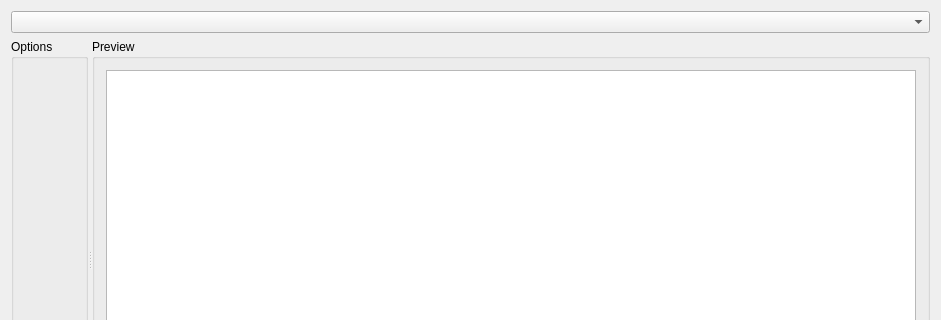
Before: the Qt Designer form CodeCreator/CodeCreator.ui in Ulle84/UllesSourceCode, drawn with Qt 5; both pictures show x 0 to 941 and y 0 to 320 of the 941 by 546 pixel window.
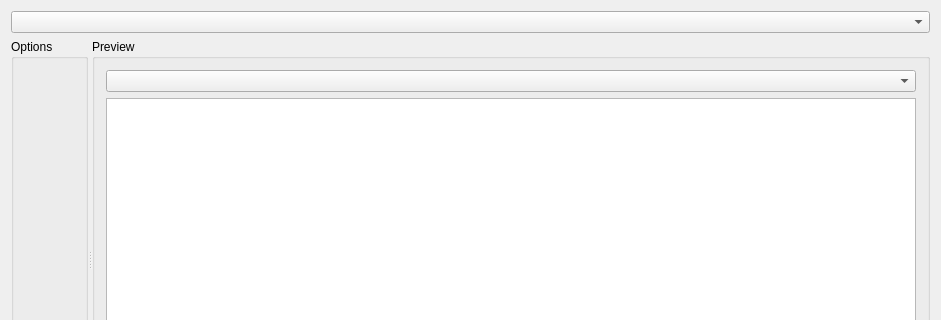
After: the same form once the commit is applied.

Commit message: + Preview-Area -> ComboBox on top with selection of files

```diff
--- a/CodeCreator/CodeCreator.ui
+++ b/CodeCreator/CodeCreator.ui
@@ -77,6 +77,9 @@
        <string>Preview</string>
       </property>
       <layout class="QVBoxLayout" name="verticalLayout_3">
+       <item>
+        <widget class="QComboBox" name="comboBoxPreview"/>
+       </item>
        <item>
         <widget class="QPlainTextEdit" name="plainTextEditPreview">
          <property name="font">
```
The commit also changes 3 other files.
